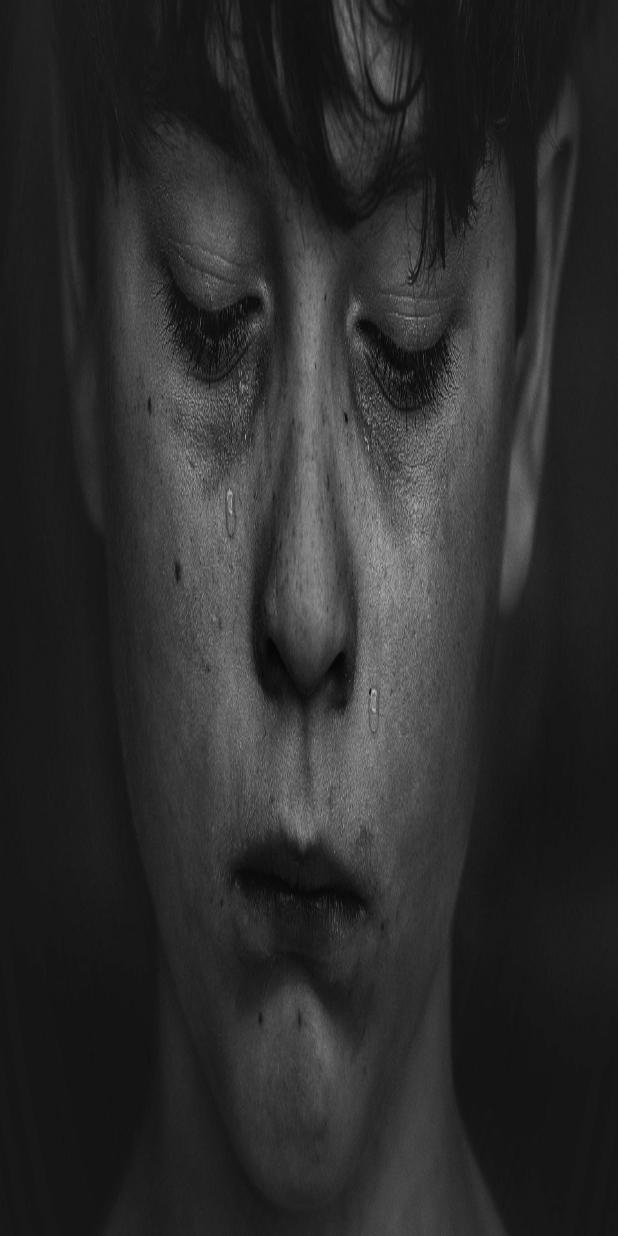
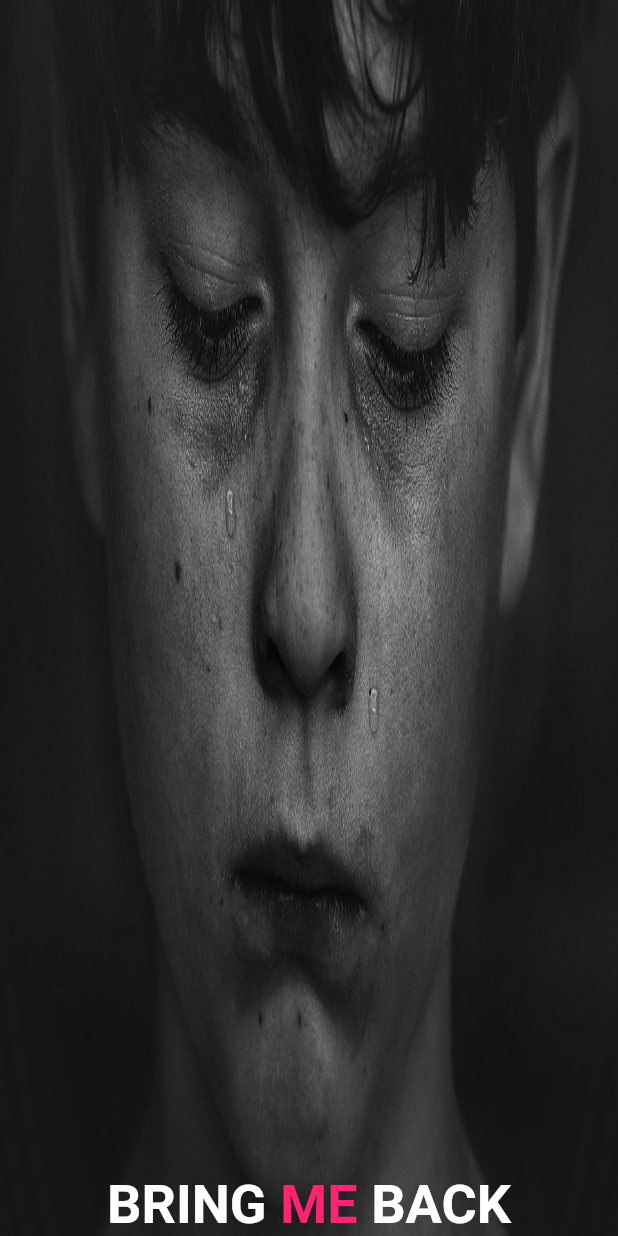
Before and after one commit to VishnuDileesh/BringMeBack-FlutterUIPractice, a Flutter app: the screen it shows after launch, on a phone screen of 412 x 824 dp. Run offline on Flutter 3.47's test engine with Material 2 defaults, Android fonts, the phone set to English and light mode, and no system bars.

Commit message:
Add home screen header text

```diff
--- a/lib/screens/home.dart
+++ b/lib/screens/home.dart
@@ -20,6 +20,45 @@ class HomeScreen extends StatelessWidget{
 						),
 					),
 
+					Column(
+						mainAxisAlignment: MainAxisAlignment.end,
+						crossAxisAlignment: CrossAxisAlignment.center,
+						children: <Widget>[
+
+							Center(
+
+							child: RichText(
+								text: TextSpan(
+									text: 'BRING ',
+									style: TextStyle(
+										color: Colors.white,
+										fontSize: 36.0,
+										fontWeight: FontWeight.bold,
+									),
+									children: <TextSpan>[
+										TextSpan(
+											text: 'ME ',
+											style: TextStyle(
+												color: Color(0xffFE2472),
+											),
+										),
+
+										TextSpan(
+											text: 'BACK',
+											style: TextStyle(
+												color: Colors.white,
+											),
+										),
+
+
+									],
+								),
+							),
+							),
+
+						],
+					),
+
 				],
 			),
 		);
```
